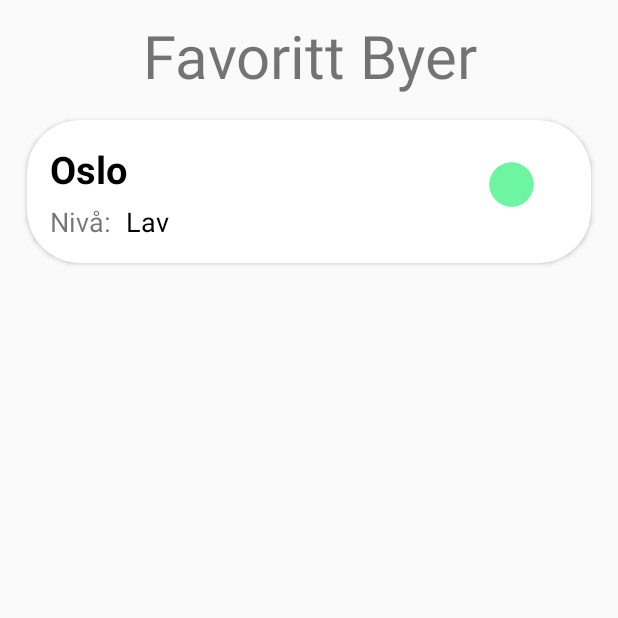
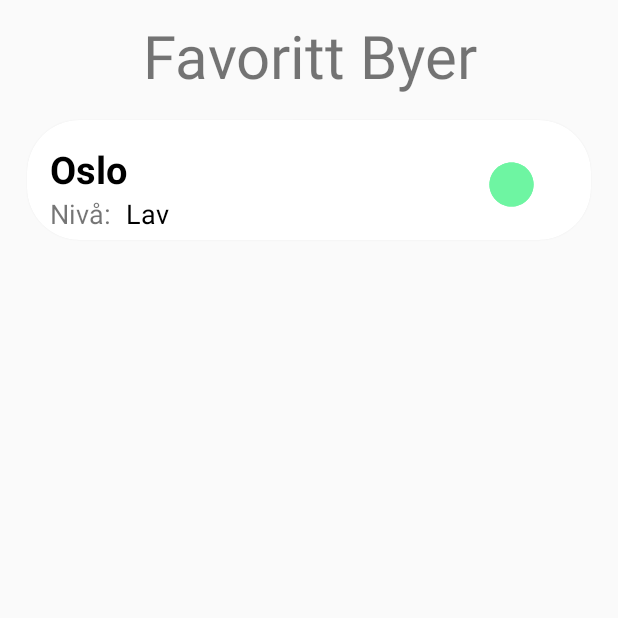
Before and after one commit to DSharifi/AirQualityCity, an Android app: the screen it shows after launch (MainActivity), on a phone screen of 412 x 824 dp, the top half of it. Run offline under Robolectric (Android 15) with nearby library versions, the phone set to English and light mode, and no system bars; libraries missing offline, so code that uses them is left out: com.github.salomonbrys.kotson; 4 statements that could not run were skipped.

Commit message:
Fixed city_element layoutproblem

```diff
--- a/Dev/app/src/main/res/layout/city_element.xml
+++ b/Dev/app/src/main/res/layout/city_element.xml
@@ -32,13 +32,12 @@
 
         />
         <RelativeLayout
-                android:layout_width="match_parent"
+                android:layout_width="wrap_content"
                 android:layout_height="wrap_content"
                 android:orientation="horizontal"
-                android:layout_marginBottom="10dp"
-                android:layout_marginStart="10dp"
-                android:layout_marginEnd="50dp"
-                android:layout_marginTop="50dp"
+                android:id="@+id/risk_layout"
+                android:layout_below="@id/title_text"
+                android:layout_alignLeft="@+id/title_text"
         >
 
             <TextView android:layout_width="wrap_content" android:layout_height="wrap_content"
```
